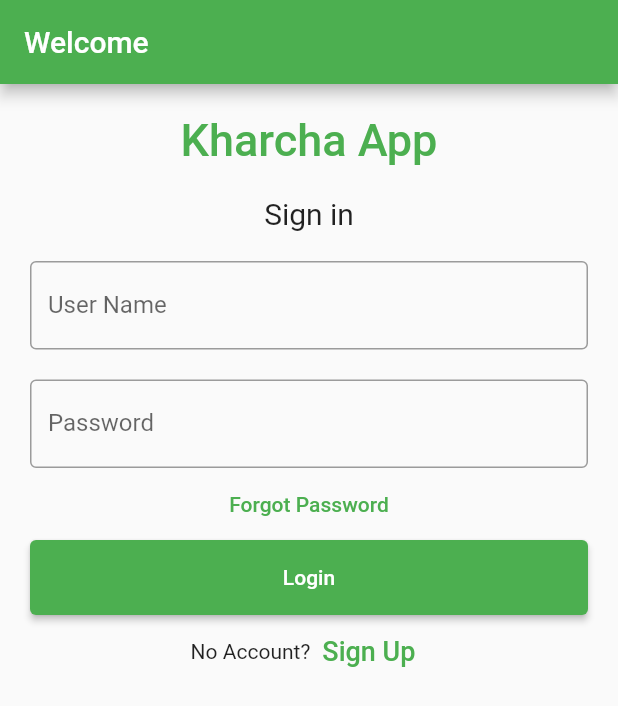
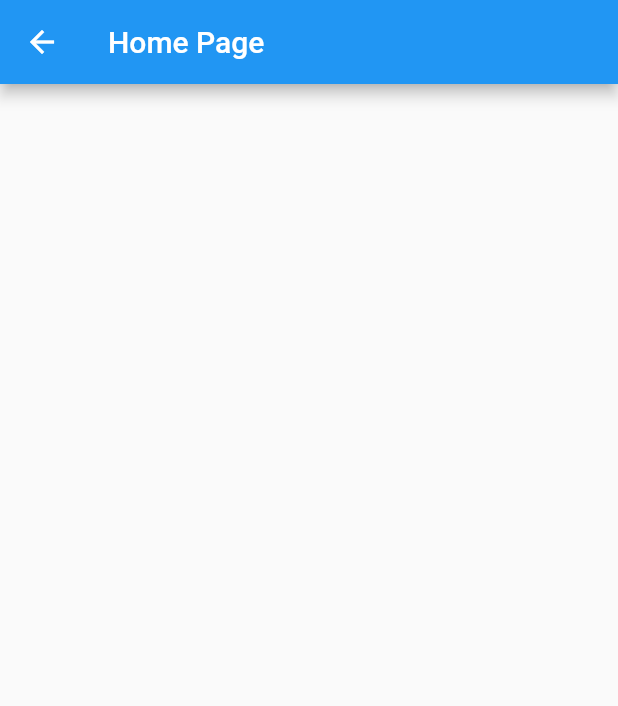
Before and after one commit to bikraj2/Kharcha, a Flutter app: the screen it shows after launch, after a tap on "Login", on a phone screen of 412 x 824 dp. Shown: the top 706 px of the screen. Run offline on Flutter 3.47's test engine with Material 2 defaults, Android fonts, the phone set to English and light mode, and no system bars.

Commit message:
route for login button

```diff
--- /dev/null
+++ b/lib/home.dart
@@ -0,0 +1,21 @@
+
+import 'package:flutter/material.dart';
+import 'main.dart' ;
+
+class HomeScreen extends StatefulWidget {
+ HomeScreen({Key? key}) : super(key: key);
+
+  @override
+  State <HomeScreen> createState() => _HomeScreenState();
+}
+
+class _HomeScreenState extends State <HomeScreen> {
+  @override
+  Widget build(BuildContext context) {
+    return Scaffold(
+      appBar: AppBar(
+        title: Text("Home Page"),
+      ),
+    );
+  }
+}
--- a/lib/main.dart
+++ b/lib/main.dart
@@ -1,4 +1,5 @@
 import 'package:flutter/material.dart';
+import 'home.dart';
 
 void main() => runApp(const MyApp());
 
@@ -10,6 +11,7 @@ class MyApp extends StatelessWidget {
   @override
   Widget build(BuildContext context) {
     return MaterialApp(
+      debugShowCheckedModeBanner: false,
       title: _title,
       home: Scaffold(
         appBar: AppBar(title: const Text(_title), backgroundColor: Colors.green,),
@@ -91,8 +93,11 @@ class _MyStatefulWidgetState extends State<MyStatefulWidget> {
                   child: const Text('Login'),
 
                   onPressed: () {
-                    print(nameController.text);
-                    print(passwordController.text);
+
+                    Navigator.push(context, MaterialPageRoute( builder: (BuildContext context){
+                      return HomeScreen();
+                    }, ),
+                     ) ;
                   },
                   style: ElevatedButton.styleFrom(
                     primary: Colors.green,
```
